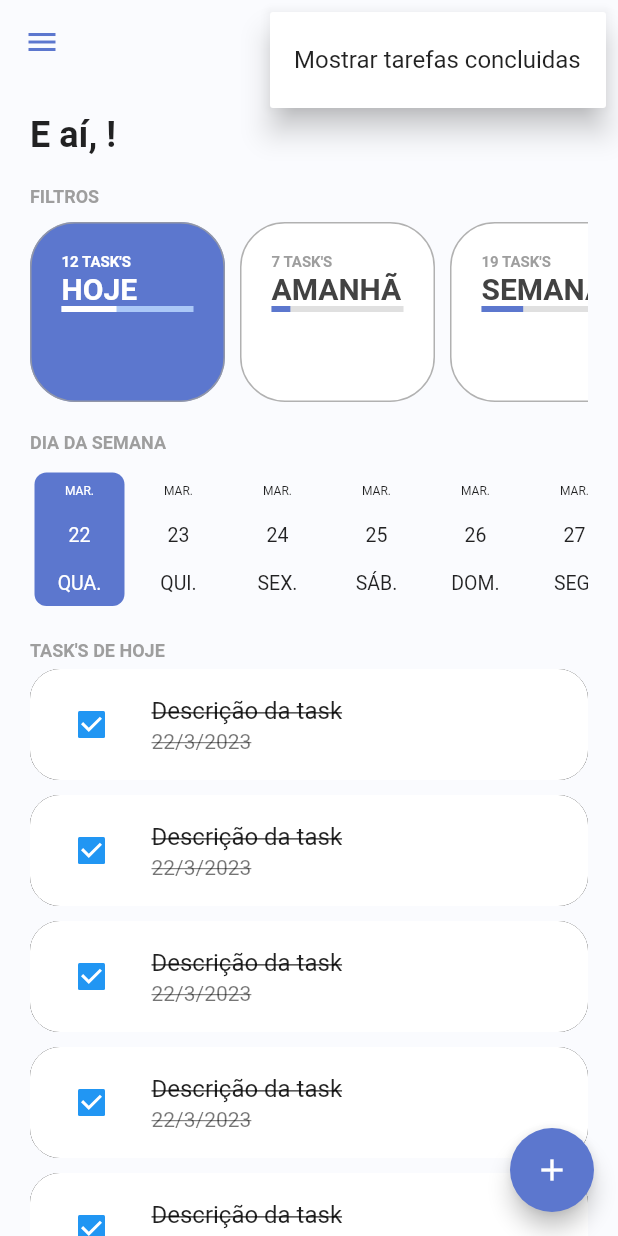
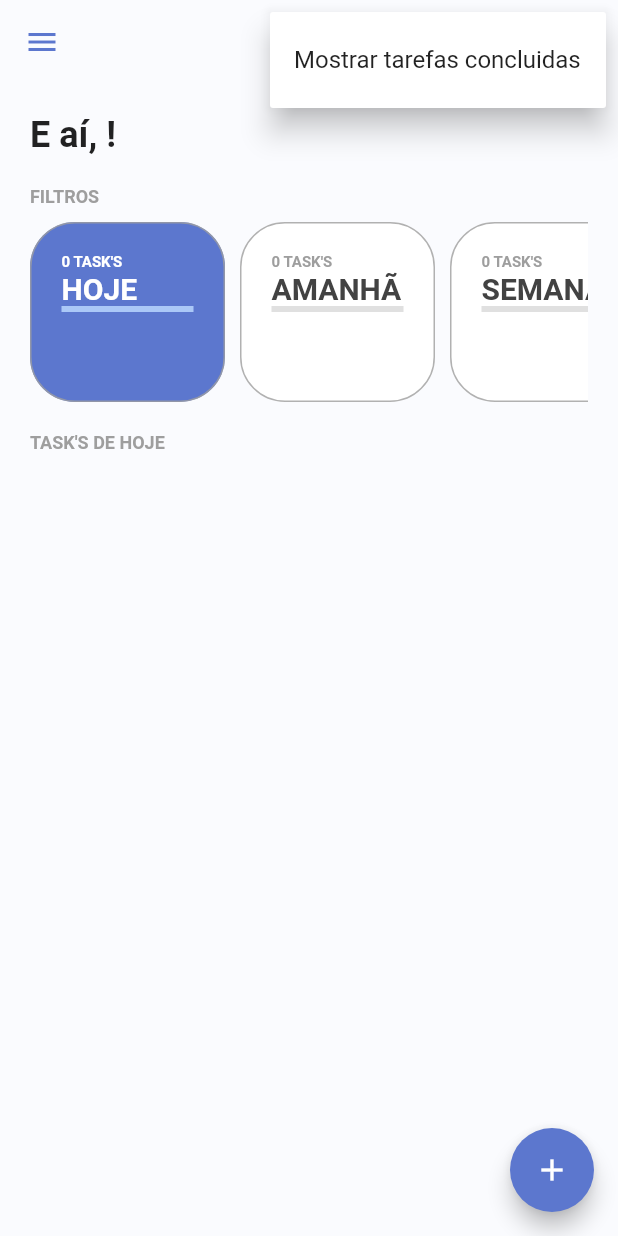
Before and after one commit to manuelzzz/to_do_list, a Flutter app: the screen it shows once a user with an empty profile is signed in, after a tap on an icon or button, on a phone screen of 412 x 824 dp. Run offline on Flutter 3.47's test engine with Material 2 defaults, Android fonts, the phone set to English and light mode, and no system bars; drawn by our look-alikes of date_picker_timeline; our stand-ins replace firebase_auth, firebase_core, flutter_signin_button, google_fonts, google_sign_in, sqflite and 1 more; missing offline and left inert: flutter_overlay_loader, validatorless; accounts and stored records are empty; network calls fail; Roboto replaces fonts that are missing (Mandali).

Commit message:
Widgets from home page update to acces the home page controller

```diff
--- a/lib/app/modules/home/widgets/home_filters.dart
+++ b/lib/app/modules/home/widgets/home_filters.dart
@@ -26,9 +26,9 @@ class HomeFilters extends StatelessWidget {
               TodoCardFilter(
                 label: 'HOJE',
                 taskFilter: TaskFilterEnum.today,
-                totalTasksModel: TotalTasksModel(
-                  totalTasks: 12,
-                  totalTasksFinish: 5,
+                totalTasksModel:
+                    context.select<HomeController, TotalTasksModel?>(
+                  (controller) => controller.todayTotalTasks,
                 ),
                 selected: context.select<HomeController, TaskFilterEnum>(
                         (value) => value.filterSelected) ==
@@ -37,9 +37,9 @@ class HomeFilters extends StatelessWidget {
               TodoCardFilter(
                 label: 'AMANHÃ',
                 taskFilter: TaskFilterEnum.tomorrow,
-                totalTasksModel: TotalTasksModel(
-                  totalTasks: 7,
-                  totalTasksFinish: 1,
+                totalTasksModel:
+                    context.select<HomeController, TotalTasksModel?>(
+                  (controller) => controller.tomorrowTotalTasks,
                 ),
                 selected: context.select<HomeController, TaskFilterEnum>(
                         (value) => value.filterSelected) ==
@@ -48,9 +48,9 @@ class HomeFilters extends StatelessWidget {
               TodoCardFilter(
                 label: 'SEMANA',
                 taskFilter: TaskFilterEnum.week,
-                totalTasksModel: TotalTasksModel(
-                  totalTasks: 19,
-                  totalTasksFinish: 6,
+                totalTasksModel:
+                    context.select<HomeController, TotalTasksModel?>(
+                  (controller) => controller.weekTotalTasks,
                 ),
                 selected: context.select<HomeController, TaskFilterEnum>(
                         (value) => value.filterSelected) ==
--- a/lib/app/modules/home/widgets/home_header.dart
+++ b/lib/app/modules/home/widgets/home_header.dart
@@ -8,9 +8,7 @@ class HomeHeader extends StatelessWidget {
 
   @override
   Widget build(BuildContext context) {
-    return Row(
-      children: [
-        Padding(
+    return Padding(
       padding: const EdgeInsets.symmetric(vertical: 20),
       child: Selector<AuthProvider, String>(
         selector: (context, authProvider) =>
@@ -24,8 +22,6 @@ class HomeHeader extends StatelessWidget {
           );
         },
       ),
-        ),
-      ],
     );
   }
 }
--- a/lib/app/modules/home/widgets/home_tasks.dart
+++ b/lib/app/modules/home/widgets/home_tasks.dart
@@ -1,5 +1,9 @@
 import 'package:flutter/material.dart';
+import 'package:provider/provider.dart';
 import 'package:todo_list/app/core/ui/theme_extensions.dart';
+import 'package:todo_list/app/models/task_filter_enum.dart';
+import 'package:todo_list/app/models/task_model.dart';
+import 'package:todo_list/app/modules/home/home_controller.dart';
 import 'package:todo_list/app/modules/home/widgets/task.dart';
 
 class HomeTasks extends StatelessWidget {
@@ -12,24 +16,24 @@ class HomeTasks extends StatelessWidget {
         crossAxisAlignment: CrossAxisAlignment.start,
         children: [
           const SizedBox(height: 20),
-          Text(
-            'TASK\'S DE HOJE',
-            style: context.titleStyle,
+          Selector<HomeController, String>(
+            selector: (context, controller) {
+              return controller.filterSelected.description;
+            },
+            builder: (context, description, child) {
+              return Text(
+                'TASK\'S $description',
+                style: context.titleStyle,
+              );
+            },
           ),
           Column(
-            children: const [
-              Task(),
-              Task(),
-              Task(),
-              Task(),
-              Task(),
-              Task(),
-              Task(),
-              Task(),
-              Task(),
-              Task(),
-            ],
-          )
+            children: context
+                .select<HomeController, List<TaskModel>>(
+                    (controller) => controller.filteredTasks)
+                .map((t) => Task(model: t))
+                .toList(),
+          ),
         ],
       ),
     );
--- a/lib/app/modules/home/widgets/home_week_filter.dart
+++ b/lib/app/modules/home/widgets/home_week_filter.dart
@@ -1,18 +1,20 @@
 import 'package:date_picker_timeline/date_picker_widget.dart';
 import 'package:flutter/material.dart';
+import 'package:provider/provider.dart';
 import 'package:todo_list/app/core/ui/theme_extensions.dart';
+import 'package:todo_list/app/models/task_filter_enum.dart';
+import 'package:todo_list/app/modules/home/home_controller.dart';
 
-class HomeWeekFilter extends StatefulWidget {
+class HomeWeekFilter extends StatelessWidget {
   const HomeWeekFilter({Key? key}) : super(key: key);
 
   @override
-  State<HomeWeekFilter> createState() => _HomeWeekFilterState();
-}
-
-class _HomeWeekFilterState extends State<HomeWeekFilter> {
-  @override
   Widget build(BuildContext context) {
-    return Column(
+    return Visibility(
+      visible: context.select<HomeController, bool>(
+        (controller) => controller.filterSelected == TaskFilterEnum.week,
+      ),
+      child: Column(
         crossAxisAlignment: CrossAxisAlignment.start,
         children: [
           const SizedBox(height: 20),
@@ -23,19 +25,30 @@ class _HomeWeekFilterState extends State<HomeWeekFilter> {
           const SizedBox(height: 10),
           SizedBox(
             height: 95,
-          child: DatePicker(
-            DateTime.now(),
-            locale: 'pt_BR',
-            initialSelectedDate: DateTime.now(),
+            child: Selector<HomeController, DateTime>(
+              selector: (context, controller) =>
+                  controller.initialDateOfWeek ?? DateTime.now(),
+              builder: (_, value, __) {
+                return DatePicker(
+                  value,
+                  initialSelectedDate: value,
+                  locale: 'pt-BR',
+                  height: 2,
                   selectionColor: context.primaryColor,
                   selectedTextColor: Colors.white,
                   daysCount: 7,
                   monthTextStyle: const TextStyle(fontSize: 8),
                   dayTextStyle: const TextStyle(fontSize: 13),
                   dateTextStyle: const TextStyle(fontSize: 13),
+                  onDateChange: (date) {
+                    context.read<HomeController>().filterByDay(date);
+                  },
+                );
+              },
             ),
           )
         ],
+      ),
     );
   }
 }
--- a/lib/app/modules/home/widgets/task.dart
+++ b/lib/app/modules/home/widgets/task.dart
@@ -1,13 +1,18 @@
 import 'package:flutter/material.dart';
+import 'package:intl/intl.dart';
+import 'package:provider/provider.dart';
+import 'package:todo_list/app/models/task_model.dart';
+import 'package:todo_list/app/modules/home/home_controller.dart';
 
-class Task extends StatefulWidget {
-  const Task({Key? key}) : super(key: key);
+class Task extends StatelessWidget {
+  final TaskModel model;
+  final dateFormat = DateFormat('dd/MM/y');
 
-  @override
-  State<Task> createState() => _TaskState();
-}
+  Task({
+    Key? key,
+    required this.model,
+  }) : super(key: key);
 
-class _TaskState extends State<Task> {
   @override
   Widget build(BuildContext context) {
     return Container(
@@ -20,25 +25,35 @@ class _TaskState extends State<Task> {
         child: ListTile(
           onTap: () {},
           leading: Checkbox(
-            value: true,
-            onChanged: (value) {},
+            value: model.finished,
+            onChanged: (value) {
+              context.read<HomeController>().checkOrUncheckTask(model);
+            },
           ),
-          title: const Text(
-            'Descrição da task',
+          title: Text(
+            model.description,
             style: TextStyle(
-              decoration: true ? TextDecoration.lineThrough : null,
+              decoration: model.finished ? TextDecoration.lineThrough : null,
             ),
           ),
           subtitle: Text(
-            '${DateTime.now().day}/${DateTime.now().month}/${DateTime.now().year}',
-            style: const TextStyle(
-              decoration: true ? TextDecoration.lineThrough : null,
+            dateFormat.format(model.dateTime),
+            style: TextStyle(
+              decoration: model.finished ? TextDecoration.lineThrough : null,
             ),
           ),
           shape: RoundedRectangleBorder(
             borderRadius: BorderRadius.circular(20),
             side: const BorderSide(width: 1),
           ),
+          trailing: IconButton(
+            icon: const Icon(Icons.delete_outline),
+            onPressed: () {
+              context.read<HomeController>().delete(
+                    task: model,
+                  );
+            },
+          ),
         ),
       ),
     );
--- a/lib/app/modules/home/widgets/todo_card_filter.dart
+++ b/lib/app/modules/home/widgets/todo_card_filter.dart
@@ -1,7 +1,9 @@
 import 'package:flutter/material.dart';
+import 'package:provider/provider.dart';
 import 'package:todo_list/app/core/ui/theme_extensions.dart';
 import 'package:todo_list/app/models/task_filter_enum.dart';
 import 'package:todo_list/app/models/total_tasks_model.dart';
+import 'package:todo_list/app/modules/home/home_controller.dart';
 
 class TodoCardFilter extends StatelessWidget {
   final String label;
@@ -31,7 +33,10 @@ class TodoCardFilter extends StatelessWidget {
 
   @override
   Widget build(BuildContext context) {
-    return Container(
+    return InkWell(
+      onTap: () => context.read<HomeController>().findTasks(filter: taskFilter),
+      borderRadius: BorderRadius.circular(30),
+      child: Container(
         constraints: const BoxConstraints(
           minHeight: 120,
           maxWidth: 130,
@@ -50,7 +55,9 @@ class TodoCardFilter extends StatelessWidget {
           crossAxisAlignment: CrossAxisAlignment.start,
           children: [
             Text(
-            '${totalTasksModel?.totalTasks ?? 0} TASK\'S',
+              totalTasksModel?.totalTasks == 1
+                  ? '${totalTasksModel?.totalTasks} TASK'
+                  : '${totalTasksModel?.totalTasks ?? 0} TASK\'S',
               style: context.titleStyle.copyWith(
                 fontSize: 10,
                 color: selected ? Colors.white : Colors.grey,
@@ -72,8 +79,9 @@ class TodoCardFilter extends StatelessWidget {
               duration: const Duration(seconds: 1),
               builder: (context, value, child) {
                 return LinearProgressIndicator(
-                backgroundColor:
-                    selected ? context.primaryColorLight : Colors.grey.shade300,
+                  backgroundColor: selected
+                      ? context.primaryColorLight
+                      : Colors.grey.shade300,
                   valueColor: AlwaysStoppedAnimation<Color>(
                     selected ? Colors.white : context.primaryColor,
                   ),
@@ -83,6 +91,7 @@ class TodoCardFilter extends StatelessWidget {
             ),
           ],
         ),
+      ),
     );
   }
 }
```
Lines whose indentation alone changed are shown as unchanged.
